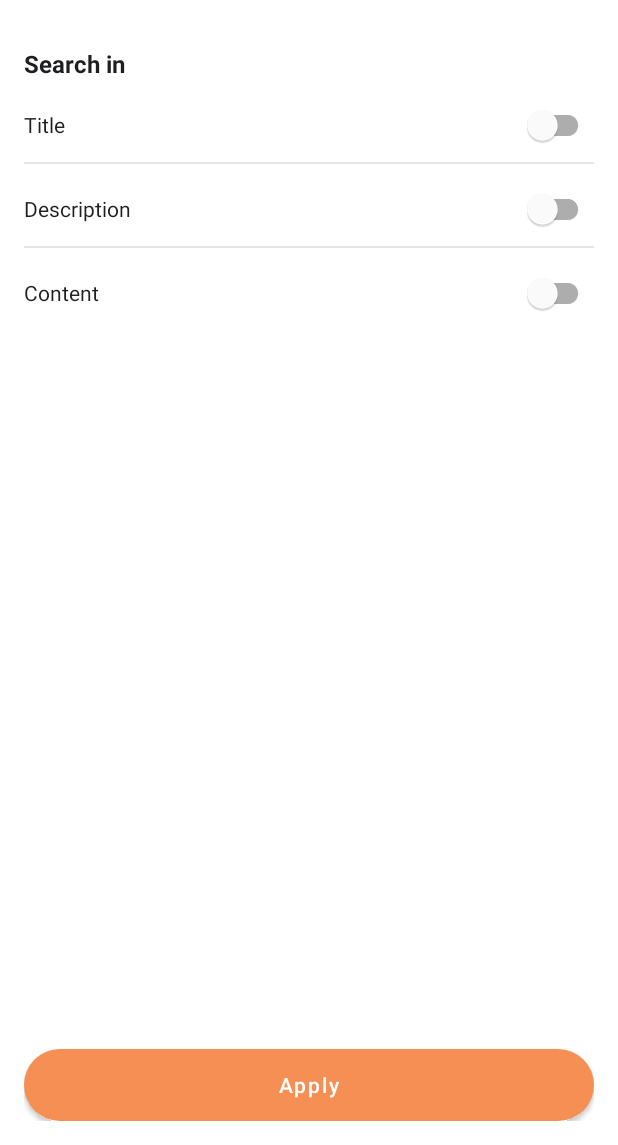
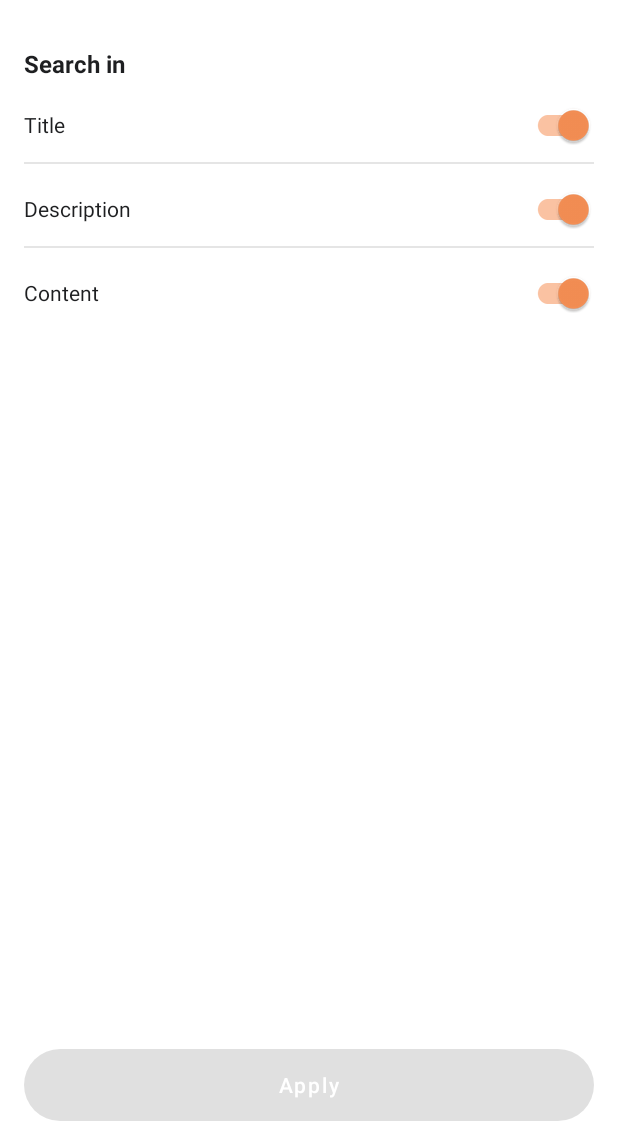
Before and after one commit to vong-emsamboramy-fl/logo, an Android app: the SearchInActivity screen opened directly, with no data from a screen before it, on a phone screen of 412 x 824 dp, the part 91-1236 px from its top. Run offline under Robolectric (Android 15) with nearby library versions, the phone set to English and light mode, and no system bars; our stand-ins replace data binding.

Commit message:
+ update search in screen

```diff
--- /dev/null
+++ b/app/src/main/java/com/logo/data/model/headline/SearchPlace.kt
@@ -0,0 +1,10 @@
+package com.logo.data.model.headline
+
+data class SearchPlaceList(
+    val list: ArrayList<SearchPlace>,
+)
+
+data class SearchPlace(
+    val tile: String,
+    val isSelected: Boolean = false
+)
--- a/app/src/main/java/com/logo/ui/main/view/master/SearchFragment.kt
+++ b/app/src/main/java/com/logo/ui/main/view/master/SearchFragment.kt
@@ -37,8 +37,8 @@ class SearchFragment : BaseFragment<FragmentSearchBinding>() {
         binding.imageViewFilter.setOnClickListener {
             filterResult.launch(Intent(requireContext(), FilterActivity::class.java))
         }
-        binding.imageViewSort.setOnClickListener {
-            sortResult.launch(Intent(requireContext(), SearchInActivity::class.java))
-        }
+//        binding.imageViewSort.setOnClickListener {
+//            sortResult.launch(Intent(requireContext(), SearchInActivity::class.java))
+//        }
     }
 }
--- a/app/src/main/java/com/logo/ui/main/view/search/SearchInActivity.kt
+++ b/app/src/main/java/com/logo/ui/main/view/search/SearchInActivity.kt
@@ -1,9 +1,100 @@
 package com.logo.ui.main.view.search
 
+import android.os.Bundle
+import com.google.gson.Gson
 import com.logo.R
+import com.logo.data.model.headline.SearchPlace
+import com.logo.data.model.headline.SearchPlaceList
 import com.logo.databinding.ActivitySearchInBinding
 import com.logo.ui.base.BaseActivity
+import com.logo.utils.PreferencesManager
+import com.logo.utils.SharePreferenceKey
+import com.logo.utils.constants.Constants
 
 class SearchInActivity : BaseActivity<ActivitySearchInBinding>() {
     override var layoutResource = R.layout.activity_search_in
+
+    private val preference by lazy { PreferencesManager.instantiate(this) }
+
+    private var searchPlace: SearchPlaceList? = null
+
+    override fun onCreate(savedInstanceState: Bundle?) {
+        super.onCreate(savedInstanceState)
+        PreferencesManager.instantiate(this)
+        initListener()
+    }
+
+    override fun onResume() {
+        super.onResume()
+        searchPlace = Gson().fromJson(
+            preference.get(SharePreferenceKey.SEARCH_IN),
+            SearchPlaceList::class.java
+        )
+        initView()
+    }
+
+    private fun initView() {
+        searchPlace?.let {
+            binding.switchTitle.isChecked = it.list[0].isSelected
+            binding.switchDescription.isChecked = it.list[1].isSelected
+            binding.switchContent.isChecked = it.list[2].isSelected
+        }
+        binding.buttonApply.isEnabled = false
+    }
+
+    private fun initListener() {
+        binding.toolbar.setNavigationOnClickListener {
+            onBackPressed()
+        }
+        binding.layoutClear.setOnClickListener {
+            clearChoices()
+        }
+        binding.buttonApply.setOnClickListener {
+            storeChoices()
+            onBackPressed()
+        }
+        binding.switchTitle.setOnCheckedChangeListener { _, isChecked ->
+            searchPlace?.let {
+                binding.buttonApply.isEnabled = it.list[0].isSelected != isChecked
+            }
+
+        }
+        binding.switchDescription.setOnCheckedChangeListener { _, isChecked ->
+            searchPlace?.let {
+                binding.buttonApply.isEnabled = it.list[1].isSelected != isChecked
+            }
+        }
+        binding.switchContent.setOnCheckedChangeListener { _, isChecked ->
+            searchPlace?.let {
+                binding.buttonApply.isEnabled = it.list[2].isSelected != isChecked
+            }
+        }
+    }
+
+    private fun clearChoices() {
+        binding.switchTitle.isChecked = false
+        binding.switchDescription.isChecked = false
+        binding.switchContent.isChecked = false
+        storeChoices()
+        binding.buttonApply.isEnabled = false
+    }
+
+    private fun storeChoices() {
+        preference.store(
+            SharePreferenceKey.SEARCH_IN,
+            SearchPlaceList(
+                arrayListOf(
+                    SearchPlace(
+                        Constants.TITLE, binding.switchTitle.isChecked
+                    ),
+                    SearchPlace(
+                        Constants.DESCRIPTION, binding.switchDescription.isChecked
+                    ),
+                    SearchPlace(
+                        Constants.CONTENT, binding.switchContent.isChecked
+                    )
+                )
+            )
+        )
+    }
 }
--- /dev/null
+++ b/app/src/main/java/com/logo/utils/SharePreferenceKey.kt
@@ -0,0 +1,6 @@
+package com.logo.utils
+
+object SharePreferenceKey {
+    const val PREF_NAME = "com.logo.default"
+    const val SEARCH_IN = "search_in"
+}
--- a/app/src/main/java/com/logo/utils/constants/Constants.kt
+++ b/app/src/main/java/com/logo/utils/constants/Constants.kt
@@ -1,4 +1,7 @@
 package com.logo.utils.constants
 
 object Constants {
+    const val TITLE = "title"
+    const val DESCRIPTION = "description"
+    const val CONTENT = "content"
 }
--- a/app/src/main/java/com/logo/utils/constants/IntentKey.kt
+++ b/app/src/main/java/com/logo/utils/constants/IntentKey.kt
@@ -1,4 +1,5 @@
 package com.logo.utils.constants
 
 object IntentKey {
+    const val SEARCH_PLACE = "search.place"
 }
--- a/app/src/main/res/layout/activity_filter.xml
+++ b/app/src/main/res/layout/activity_filter.xml
@@ -146,7 +146,9 @@
             <androidx.constraintlayout.widget.ConstraintLayout
                 android:layout_width="match_parent"
                 android:layout_height="wrap_content"
-                android:layout_marginTop="@dimen/dp_32"
+                android:id="@+id/layout_search_in"
+                android:layout_marginTop="@dimen/dp_10"
+                android:paddingTop="@dimen/dp_20"
                 android:paddingBottom="@dimen/dp_5"
                 app:layout_constraintTop_toBottomOf="@id/text_input_layout_to">
 
--- a/app/src/main/res/layout/activity_search_in.xml
+++ b/app/src/main/res/layout/activity_search_in.xml
@@ -23,31 +23,37 @@
                     android:layout_height="46dp"
                     android:src="@drawable/ic_logo"
                     app:layout_constraintBottom_toBottomOf="parent"
-                    app:layout_constraintEnd_toStartOf="@id/text_view_clear"
+                    app:layout_constraintEnd_toStartOf="@id/layout_clear"
                     app:layout_constraintStart_toStartOf="parent"
                     app:layout_constraintTop_toTopOf="parent" />
+
+                <LinearLayout
+                    android:id="@+id/layout_clear"
+                    android:layout_width="wrap_content"
+                    android:layout_height="wrap_content"
+                    android:gravity="center"
+                    app:layout_constraintBottom_toBottomOf="parent"
+                    app:layout_constraintEnd_toEndOf="parent"
+                    app:layout_constraintTop_toTopOf="parent">
 
                     <TextView
                         android:id="@+id/text_view_clear"
                         android:layout_width="wrap_content"
-                    android:layout_height="wrap_content"
+                        android:layout_height="match_parent"
                         android:layout_marginEnd="@dimen/dp_10"
+                        android:gravity="center"
                         android:text="@string/clear"
+                        android:textAlignment="center"
                         android:textColor="@color/colorPrimary"
-                    android:textSize="@dimen/text_size_medium"
-                    app:layout_constraintBottom_toBottomOf="parent"
-                    app:layout_constraintEnd_toStartOf="@id/image_view_delete"
-                    app:layout_constraintTop_toTopOf="parent" />
+                        android:textSize="@dimen/text_size_medium" />
 
                     <ImageView
-                    android:id="@+id/image_view_delete"
                         android:layout_width="wrap_content"
                         android:layout_height="wrap_content"
                         android:background="@drawable/ic_outline_delete_24"
-                    android:backgroundTint="@color/colorPrimary"
-                    app:layout_constraintBottom_toBottomOf="parent"
-                    app:layout_constraintEnd_toEndOf="parent"
-                    app:layout_constraintTop_toTopOf="parent" />
+                        android:backgroundTint="@color/colorPrimary" />
+
+                </LinearLayout>
 
             </androidx.constraintlayout.widget.ConstraintLayout>
 
@@ -144,6 +150,7 @@
                 app:layout_constraintTop_toTopOf="@id/text_view_content" />
 
             <Button
+                android:id="@+id/button_apply"
                 android:layout_width="match_parent"
                 android:layout_height="wrap_content"
                 android:background="@drawable/background_rounded_corner_primary"
--- a/app/src/main/res/values/strings.xml
+++ b/app/src/main/res/values/strings.xml
@@ -22,4 +22,7 @@
     <string name="apply">Apply</string>
     <string name="from">From</string>
     <string name="to">To</string>
+
+    <string name="all">All</string>
+    <string name="none">None</string>
 </resources>
```
Also changed, not shown: app/src/main/java/com/logo/ui/main/view/master/MasterActivity.kt (+23 -0 lines), app/src/main/java/com/logo/ui/main/view/search/FilterActivity.kt (+46 -5 lines), app/src/main/java/com/logo/utils/PreferenceManager.kt (added, +67 -0 lines). Lines whose indentation alone changed are shown as unchanged.
